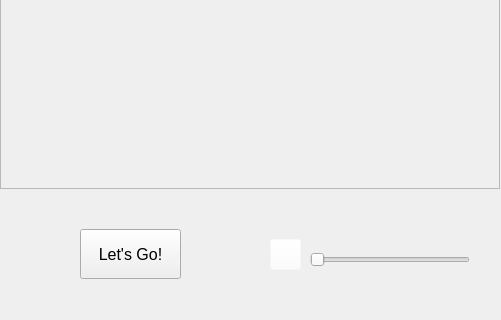
University-of-Utah-CS3505/a8-edu-app-PaulNuffer, file introductionvideowindow.ui: the form before one commit; both pictures show x 0 to 501 and y 311 to 631 of the 501 by 631 pixel window.
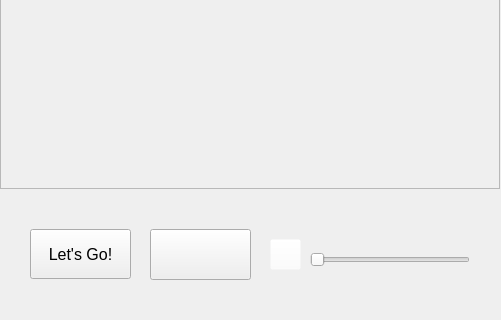
The form after the commit.

```diff
--- a/introductionvideowindow.ui
+++ b/introductionvideowindow.ui
@@ -16,7 +16,7 @@
   <widget class="QToolButton" name="exitButton">
    <property name="geometry">
     <rect>
-     <x>80</x>
+     <x>30</x>
      <y>540</y>
      <width>101</width>
      <height>50</height>
@@ -88,6 +88,19 @@
     <string/>
    </property>
   </widget>
+  <widget class="QPushButton" name="nextButton">
+   <property name="geometry">
+    <rect>
+     <x>150</x>
+     <y>540</y>
+     <width>101</width>
+     <height>51</height>
+    </rect>
+   </property>
+   <property name="text">
+    <string/>
+   </property>
+  </widget>
  </widget>
  <resources/>
  <connections/>
```
Left out of the diff: 13 changed lines with no effect on the pictures.
